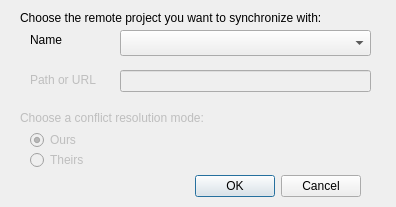
c3d/tao3D, file xl2/tao/pull_from_dialog.ui: the form before one commit.
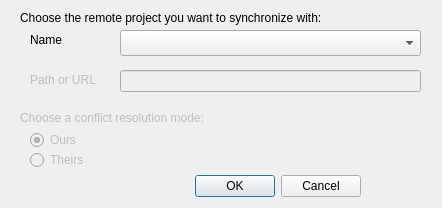
The form after the commit.

Commit message:
Slightly resize the git synchronization dialog
It was truncated on Linux/Gnome.

```diff
--- a/xl2/tao/pull_from_dialog.ui
+++ b/xl2/tao/pull_from_dialog.ui
@@ -6,8 +6,8 @@
    <rect>
     <x>0</x>
     <y>0</y>
-    <width>396</width>
-    <height>207</height>
+    <width>442</width>
+    <height>208</height>
    </rect>
   </property>
   <property name="windowTitle">
@@ -40,7 +40,7 @@
     <rect>
      <x>20</x>
      <y>10</y>
-     <width>371</width>
+     <width>401</width>
      <height>16</height>
     </rect>
    </property>
@@ -69,7 +69,7 @@
     <rect>
      <x>10</x>
      <y>60</y>
-     <width>371</width>
+     <width>421</width>
      <height>111</height>
     </rect>
    </property>
@@ -78,7 +78,7 @@
      <rect>
       <x>110</x>
       <y>10</y>
-      <width>251</width>
+      <width>301</width>
       <height>22</height>
      </rect>
     </property>
@@ -150,7 +150,7 @@
     <rect>
      <x>120</x>
      <y>30</y>
-     <width>251</width>
+     <width>301</width>
      <height>26</height>
     </rect>
    </property>
```
